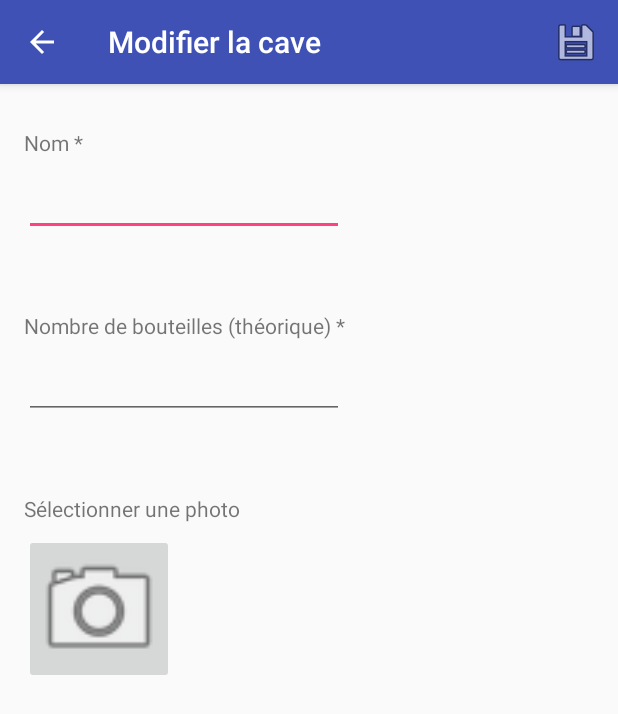
After one commit to TintinMat/WineCellar, an Android app: the ModifierCaveActivity screen opened directly, with no data from a screen before it, on a phone screen of 412 x 824 dp. The commit adds this screen. Shown: the top 714 px of the screen. Run offline under Robolectric (Android 15) with nearby library versions, the phone set to English and light mode, and no system bars.

Commit message:
Ajout modifier cave + corrections bugs mineurs
Modification de la cave (nom + nb bouteilles théoriques)
corrections dans les options

```diff
--- a/app/src/main/AndroidManifest.xml
+++ b/app/src/main/AndroidManifest.xml
@@ -28,6 +28,10 @@
 
         <activity
             android:name=".activity.AjouterCaveActivity"
+            android:label="@string/add_cellar">
+        </activity>
+        <activity
+            android:name=".activity.ModifierCaveActivity"
             android:label="@string/add_cellar">
         </activity>
         <activity
--- /dev/null
+++ b/app/src/main/res/layout/activity_modifier_cave.xml
@@ -0,0 +1,90 @@
+<?xml version="1.0" encoding="utf-8"?>
+<android.support.constraint.ConstraintLayout xmlns:android="http://schemas.android.com/apk/res/android"
+    xmlns:app="http://schemas.android.com/apk/res-auto"
+    xmlns:tools="http://schemas.android.com/tools"
+    tools:context="com.tintin.mat.winecellar.activity.ModifierCaveActivity"
+    android:layout_width="match_parent"
+    android:layout_height="match_parent"
+    tools:layout_editor_absoluteY="81dp"
+    tools:layout_editor_absoluteX="0dp">
+
+    <TextView
+        android:id="@+id/nomCaveModifierTextView"
+        android:layout_width="wrap_content"
+        android:layout_height="wrap_content"
+        android:text="@string/text_view_nom_cave"
+        android:layout_marginLeft="0dp"
+        app:layout_constraintLeft_toLeftOf="@+id/nomCaveModifierEditText"
+        app:layout_constraintBottom_toTopOf="@+id/nomCaveModifierEditText"
+        android:layout_marginBottom="7dp"
+        android:layout_marginStart="0dp" />
+
+    <EditText
+        android:id="@+id/nomCaveModifierEditText"
+        android:layout_width="wrap_content"
+        android:layout_height="wrap_content"
+        android:ems="10"
+        android:inputType="text"
+        android:text=""
+        android:layout_marginLeft="0dp"
+        app:layout_constraintLeft_toLeftOf="@+id/nbBouteillesModifierTextView"
+        app:layout_constraintBottom_toTopOf="@+id/nbBouteillesModifierTextView"
+        android:layout_marginBottom="50dp"
+        android:layout_marginStart="0dp" />
+
+    <TextView
+        android:id="@+id/nbBouteillesModifierTextView"
+        android:layout_width="wrap_content"
+        android:layout_height="wrap_content"
+        android:text="@string/text_view_nb_bouteilles"
+        android:layout_marginBottom="7dp"
+        android:layout_marginLeft="0dp"
+        app:layout_constraintBottom_toTopOf="@+id/nbBouteillesModifierEditText"
+        app:layout_constraintLeft_toLeftOf="@+id/nbBouteillesModifierEditText"
+        android:layout_marginStart="0dp" />
+
+    <EditText
+        android:id="@+id/nbBouteillesModifierEditText"
+        android:layout_width="wrap_content"
+        android:layout_height="wrap_content"
+        android:ems="10"
+        android:inputType="number"
+        android:text=""
+        android:layout_marginLeft="0dp"
+        app:layout_constraintLeft_toLeftOf="@+id/cavePhotoModifierTextView"
+        app:layout_constraintBottom_toTopOf="@+id/cavePhotoModifierTextView"
+        android:layout_marginBottom="50dp"
+        android:layout_marginStart="0dp"
+        />
+
+    <TextView
+        android:id="@+id/cavePhotoModifierTextView"
+        android:layout_width="wrap_content"
+        android:layout_height="wrap_content"
+        android:text="@string/text_view_photo_cave"
+        android:layout_marginBottom="7dp"
+        android:layout_marginLeft="0dp"
+        app:layout_constraintBottom_toTopOf="@+id/cavePhotoModifierImageButton"
+        app:layout_constraintLeft_toLeftOf="@+id/cavePhotoModifierImageButton"
+        android:layout_marginStart="0dp" />
+
+    <ImageButton
+        android:id="@+id/cavePhotoModifierImageButton"
+        android:layout_width="100dp"
+        android:layout_height="100dp"
+        app:srcCompat="@android:drawable/ic_menu_camera"
+        android:layout_marginStart="16dp"
+        app:layout_constraintLeft_toLeftOf="parent"
+        app:layout_constraintTop_toTopOf="parent"
+        tools:layout_constraintLeft_creator="1"
+        tools:layout_constraintTop_creator="1"
+        tools:layout_constraintBottom_creator="1"
+        android:layout_marginLeft="25dp"
+        android:layout_marginTop="300dp"
+        android:onClick="takePhoto"
+        android:adjustViewBounds="true"
+        android:padding="5dp"
+        android:scaleType="fitCenter"/>
+
+
+</android.support.constraint.ConstraintLayout>
--- a/app/src/main/res/menu/modifier_cave_menu.xml
+++ b/app/src/main/res/menu/modifier_cave_menu.xml
@@ -3,11 +3,11 @@
     xmlns:app="http://schemas.android.com/apk/res-auto">
 
     <item
-        android:id="@+id/modifier_clayettes"
-        android:icon="@android:drawable/ic_menu_edit"
-        android:title="@string/modify_clayettes"
-        android:tooltipText="@string/modify_clayettes"
-        app:showAsAction="never|withText" />
+        android:id="@+id/create_cave"
+        android:icon="@android:drawable/ic_menu_save"
+        android:title="@string/save_cellar"
+        android:tooltipText="@string/save_cellar"
+        app:showAsAction="always|withText" />
 
 
 
--- a/app/src/main/res/menu/visualiser_cave_menu.xml
+++ b/app/src/main/res/menu/visualiser_cave_menu.xml
@@ -8,6 +8,11 @@
         android:title="@string/search_bottle"
         app:showAsAction="always" />
     <item
+        android:id="@+id/modify_cave"
+        android:icon="@android:drawable/ic_menu_edit"
+        android:title="@string/edit_cellar"
+        app:showAsAction="ifRoom|withText" />
+    <item
         android:id="@+id/delete_cave"
         android:icon="@android:drawable/ic_menu_delete"
         android:title="@string/delete_cellar"
--- a/app/src/main/res/values/strings.xml
+++ b/app/src/main/res/values/strings.xml
@@ -46,18 +46,23 @@
     <string name="text_view_nb_bouteilles">Nombre de bouteilles (théorique) *</string>
     <string name="text_view_photo_cave">Sélectionner une photo</string>
     <string name="message_creation_cave_ok">Nouvelle cave ajoutée</string>
-    <string name="message_creation_cave_ko">ERREUR dans la creation de la cave... Veuillez réessayer</string>
+    <string name="message_creation_cave_ko">ERREUR dans la création de la cave... Veuillez réessayer</string>
     <string name="message_creation_cave_arg_manquant">Tous les champs sont obligatoires</string>
     <!-- menu nouvelle cave -->
     <string name="create_cellar">Créer la cave</string>
 
+    <!-- page nouvelle cave -->
+    <string name="message_modifier_cave_ok">Cave modifiée</string>
+    <string name="message_modifier_cave_ko">ERREUR dans la modification de la cave... Veuillez réessayer</string>
+    <!-- menu nouvelle cave -->
+    <string name="save_cellar">Enregistrer</string>
 
     <!-- page options -->
     <string name="text_view_ajouter_pays">Ajouter/Choisir Pays</string>
     <string name="text_view_ajouter_region">Ajouter/Choisir Région</string>
     <string name="text_view_ajouter_appellation">Ajouter/Choisir Appellation</string>
     <string name="text_view_ajouter_donnnees"><u>Ajouter des Données</u></string>
-    <string name="text_view_preferences_utilisateur"><u>Préférences Utilisateur</u></string>
+    <string name="text_view_preferences_utilisateur"><u>Préférences Utilisateur (bientôt disponible)</u></string>
     <string name="text_view_sauvegarde_cloud">Sauver les données dans le cloud</string>
     <string name="text_view_sauvegarde_photos">Importer les photos</string>
     <string name="text_view_login_connexion">Login de connexion</string>
```
Also changed, not shown: app/src/main/java/com/tintin/mat/winecellar/activity/ModifierCaveActivity.java (added, +182 -0 lines), app/src/main/java/com/tintin/mat/winecellar/activity/OptionsActivity.java (+25 -13 lines), app/src/main/java/com/tintin/mat/winecellar/activity/VisualiserCaveActivity.java (+12 -0 lines), app/src/main/java/com/tintin/mat/winecellar/dao/CaveDao.java (+35 -0 lines).
